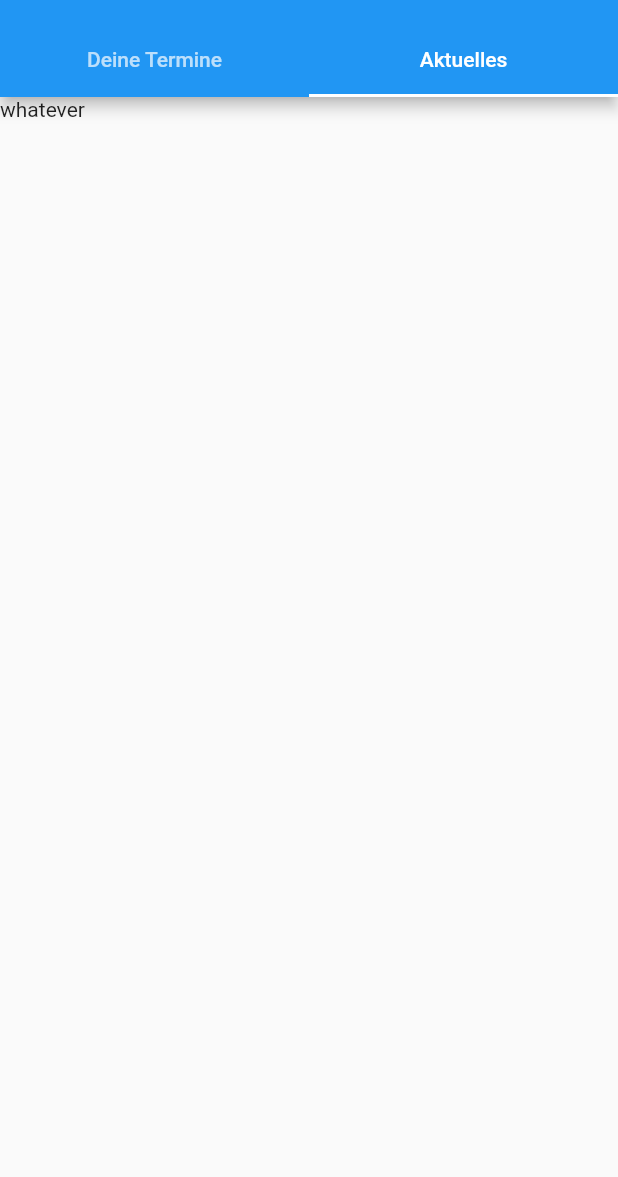
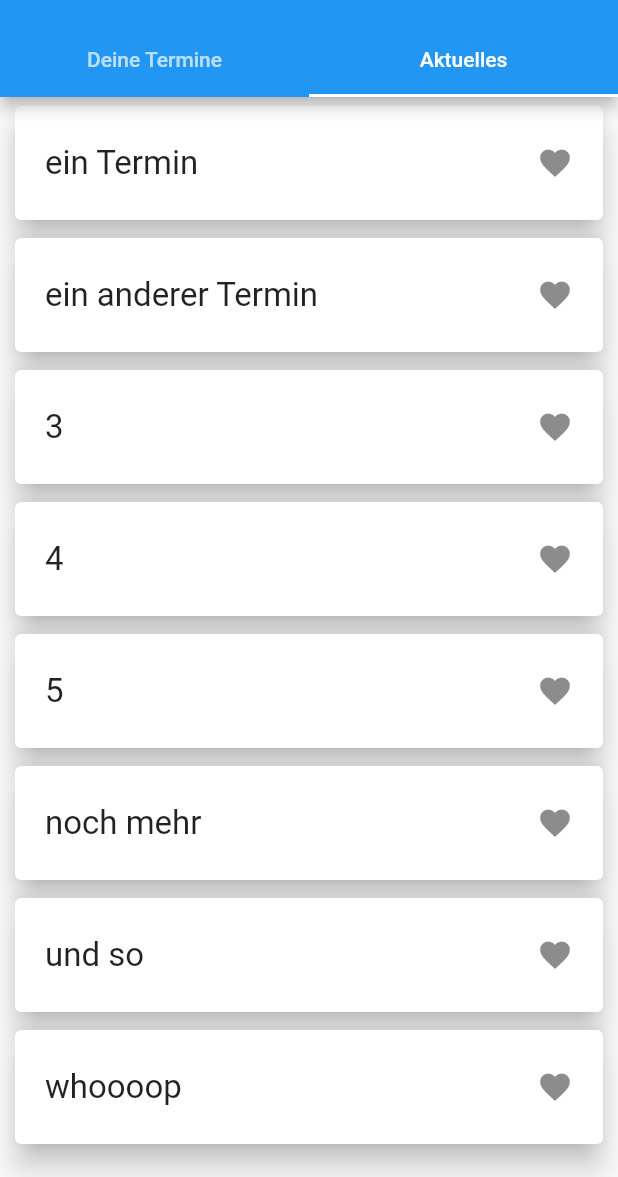
Before and after one commit to AlfredTachi/MyStudyBuddy2020, a Flutter app: the Planer screen opened by its route, tab 2 chosen, on a phone screen of 412 x 824 dp, the part 59-1236 px from its top. Run offline on Flutter 3.47's test engine with Material 2 defaults, Android fonts, the phone set to English and light mode, and no system bars; our stand-ins replace photo_view, webview_flutter.

Commit message:
planer added

```diff
--- a/lib/planer/planer.dart
+++ b/lib/planer/planer.dart
@@ -1,4 +1,6 @@
 import 'package:MyStudyBuddy2/drawer/drawer.dart';
+import 'package:MyStudyBuddy2/planer/planer_list.dart';
+import 'package:MyStudyBuddy2/planer/upcoming_events.dart';
 import 'package:flutter/material.dart';
 
 class Planer extends StatefulWidget{
@@ -39,37 +41,39 @@ TabController _tabController;
       body:TabBarView(
         controller: _tabController,
         children: <Widget>[
-          makeBody,
-          Text('whatever')
+          PlanerList(),
+          EventList()
         ],
       )
 
     );
-  }
-}
-final makeBody = Container(
-      child: ListView.builder(
-        scrollDirection: Axis.vertical,
-        shrinkWrap: true,
-        itemCount: 10,
-        itemBuilder: (BuildContext context, int index) {
-          return makeCard;
-        },
-      ),
-    );
-    final makeCard = Card(
-      elevation: 8.0,
-      margin: new EdgeInsets.symmetric(horizontal: 10.0, vertical: 6.0),
-      child: Container(
-        decoration: BoxDecoration(color: Color.fromRGBO(64, 75, 96, .9)),
-        child: makeListTile,
-      ),
-    );
+  }}
 
-    final makeListTile = ListTile(
-        contentPadding: EdgeInsets.symmetric(horizontal: 20.0, vertical: 10.0),
-        leading: Container(
-          child:Text('test')
-        ),
-        trailing: Icon(Icons.favorite),
-        );
+// }
+// final makeBody = Container(
+//       child: ListView.builder(
+//         scrollDirection: Axis.vertical,
+//         shrinkWrap: true,
+//         itemCount: 10,
+//         itemBuilder: (BuildContext context, int index) {
+//           return makeCard;
+//         },
+//       ),
+//     );
+//     final makeCard = Card(
+//       elevation: 8.0,
+//       margin: new EdgeInsets.symmetric(horizontal: 10.0, vertical: 6.0),
+//       child: Container(
+//         decoration: BoxDecoration(color: Color.fromRGBO(64, 75, 96, .9)),
+//         child: makeListTile,
+//       ),
+//     );
+
+    // final makeListTile = ListTile(
+
+    //     contentPadding: EdgeInsets.symmetric(horizontal: 20.0, vertical: 10.0),
+    //     leading: Container(
+    //       child:Text('test')
+    //     ),
+    //     trailing: Icon(Icons.favorite),
+    //     );
--- /dev/null
+++ b/lib/planer/upcoming_events.dart
@@ -0,0 +1,45 @@
+import 'package:flutter/material.dart';
+import './planer_list.dart';
+
+class EventList extends StatefulWidget {
+  @override
+  State<StatefulWidget> createState() {
+    return _EventListState();
+  }
+}
+List<String> events = ["ein Termin", "ein anderer Termin", "3", "4", "5","noch mehr","und so","whoooop"];
+class _EventListState extends State<EventList> {
+
+  int removePos;
+  @override
+  Widget build(BuildContext context) {
+    return Scaffold(
+        body: ListView.builder(
+      scrollDirection: Axis.vertical,
+      itemCount: events.length,
+      shrinkWrap: true,
+      itemBuilder: (BuildContext context, int index) => Container(
+          width: MediaQuery.of(context).size.width,
+          child: Card(
+              margin: new EdgeInsets.symmetric(horizontal: 10.0, vertical: 6.0),
+              elevation: 8.0,
+              child: ListTile(
+                onTap: (){
+                  setState(() {
+                  appointments.add(events[index]);
+                  events.remove(events[index]);
+                  });
+
+                },
+                contentPadding:
+                    EdgeInsets.symmetric(horizontal: 20.0, vertical: 10.0),
+                leading: Container(
+                    child: Text(
+                  events[index],
+                  style: TextStyle(fontSize: 22),
+                )),
+                trailing: Icon(Icons.favorite),
+              ))),
+    ));
+  }
+}
```
Also changed, not shown: lib/planer/planer_list.dart (added, +44 -0 lines).
